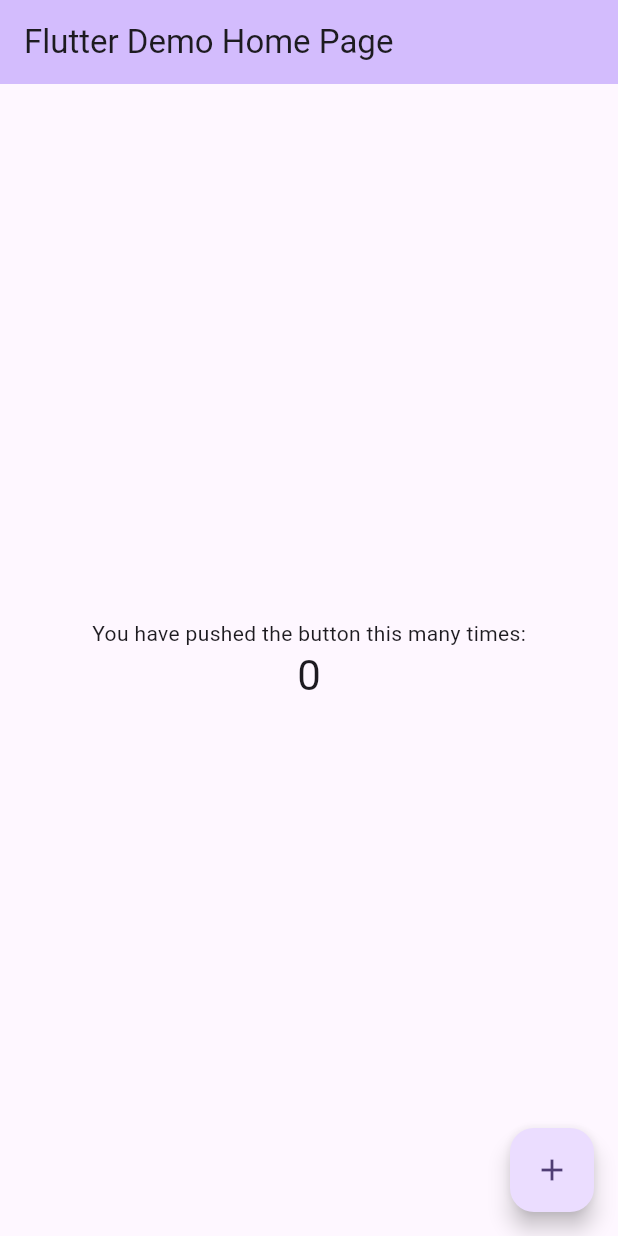
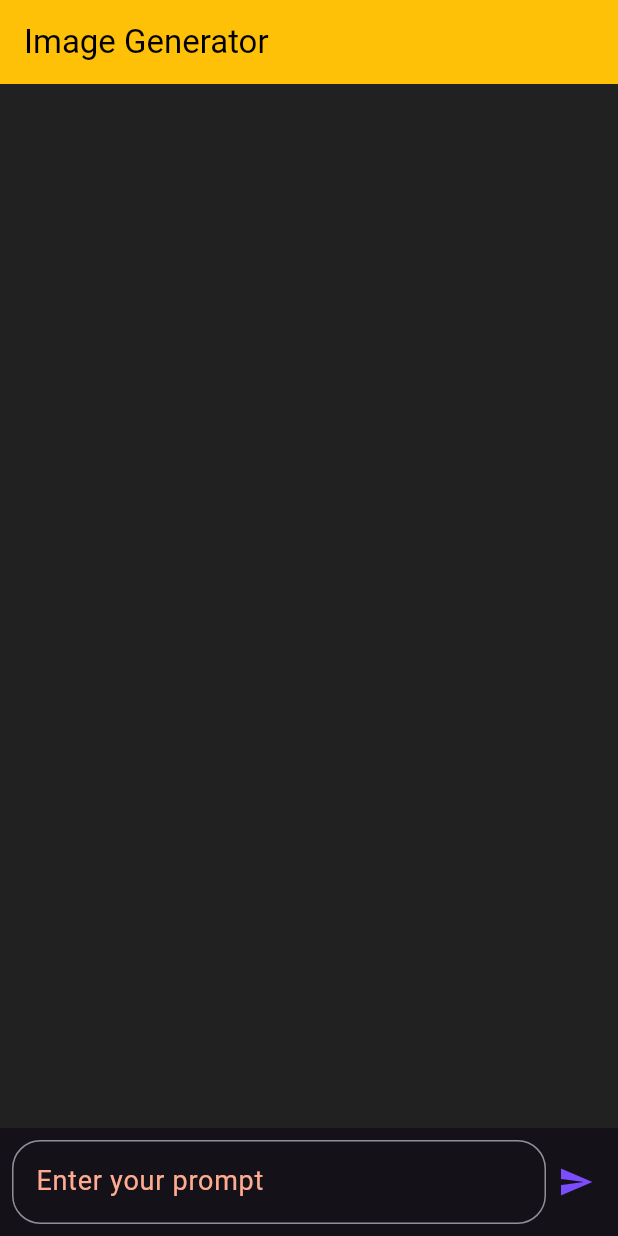
Before and after one commit to 0xSiddhant/ai_image_generator_flutter_app, a Flutter app: the screen it shows after launch, on a phone screen of 412 x 824 dp. Run offline on Flutter 3.47's test engine with Material 3 defaults, Android fonts, the phone set to English and light mode, and no system bars; our stand-ins replace dio.

```diff
--- /dev/null
+++ b/lib/home_page.dart
@@ -0,0 +1,67 @@
+import 'dart:typed_data';
+
+import 'package:ai_image_generator_app/home_repo.dart';
+import 'package:ai_image_generator_app/widgets/prompt_box.dart';
+import 'package:flutter/material.dart';
+
+class HomePage extends StatefulWidget {
+  const HomePage({super.key});
+
+  @override
+  State<HomePage> createState() => _HomePageState();
+}
+
+class _HomePageState extends State<HomePage> {
+  String prompt = "";
+
+  @override
+  Widget build(BuildContext context) {
+    return Scaffold(
+      appBar: AppBar(
+        title: const Text(
+          "Image Generator",
+          style: TextStyle(color: Colors.black),
+        ),
+        backgroundColor: Theme.of(context).primaryColor,
+      ),
+      body: SafeArea(
+        child: Column(
+          children: [
+            Expanded(
+                child: prompt.isNotEmpty
+                    ? FutureBuilder(
+                        future: HomeRepo.fetchGeneratedImageFrom(prompt),
+                        builder: (context, snapshot) {
+                          if (snapshot.connectionState ==
+                              ConnectionState.waiting) {
+                            return const Center(
+                              child: CircularProgressIndicator.adaptive(
+                                strokeWidth: 10,
+                              ),
+                            );
+                          } else if (snapshot.hasError) {
+                            ScaffoldMessenger.of(context).showSnackBar(
+                                const SnackBar(
+                                    content: Text("Something went wrong")));
+                          } else if (snapshot.hasData) {
+                            return Image.memory(snapshot.data!);
+                          }
+                          return Container();
+                        },
+                      )
+                    : Container(
+                        color: Colors.grey.shade900,
+                      )),
+            PromptBox(
+              getPrompt: (p0) {
+                setState(() {
+                  prompt = p0;
+                });
+              },
+            )
+          ],
+        ),
+      ),
+    );
+  }
+}
--- a/lib/main.dart
+++ b/lib/main.dart
@@ -1,125 +1,14 @@
+import 'package:ai_image_generator_app/home_page.dart';
 import 'package:flutter/material.dart';
 
 void main() {
-  runApp(const MyApp());
+  runApp(MaterialApp(
+    theme: ThemeData(
+        primaryColor: Colors.amber.shade500,
+        useMaterial3: true,
+        brightness: Brightness.dark),
+    themeMode: ThemeMode.dark,
+    debugShowCheckedModeBanner: false,
+    home: const HomePage(),
+  ));
 }
-
-class MyApp extends StatelessWidget {
-  const MyApp({super.key});
-
-  // This widget is the root of your application.
-  @override
-  Widget build(BuildContext context) {
-    return MaterialApp(
-      title: 'Flutter Demo',
-      theme: ThemeData(
-        // This is the theme of your application.
-        //
-        // TRY THIS: Try running your application with "flutter run". You'll see
-        // the application has a purple toolbar. Then, without quitting the app,
-        // try changing the seedColor in the colorScheme below to Colors.green
-        // and then invoke "hot reload" (save your changes or press the "hot
-        // reload" button in a Flutter-supported IDE, or press "r" if you used
-        // the command line to start the app).
-        //
-        // Notice that the counter didn't reset back to zero; the application
-        // state is not lost during the reload. To reset the state, use hot
-        // restart instead.
-        //
-        // This works for code too, not just values: Most code changes can be
-        // tested with just a hot reload.
-        colorScheme: ColorScheme.fromSeed(seedColor: Colors.deepPurple),
-        useMaterial3: true,
-      ),
-      home: const MyHomePage(title: 'Flutter Demo Home Page'),
-    );
-  }
-}
-
-class MyHomePage extends StatefulWidget {
-  const MyHomePage({super.key, required this.title});
-
-  // This widget is the home page of your application. It is stateful, meaning
-  // that it has a State object (defined below) that contains fields that affect
-  // how it looks.
-
-  // This class is the configuration for the state. It holds the values (in this
-  // case the title) provided by the parent (in this case the App widget) and
-  // used by the build method of the State. Fields in a Widget subclass are
-  // always marked "final".
-
-  final String title;
-
-  @override
-  State<MyHomePage> createState() => _MyHomePageState();
-}
-
-class _MyHomePageState extends State<MyHomePage> {
-  int _counter = 0;
-
-  void _incrementCounter() {
-    setState(() {
-      // This call to setState tells the Flutter framework that something has
-      // changed in this State, which causes it to rerun the build method below
-      // so that the display can reflect the updated values. If we changed
-      // _counter without calling setState(), then the build method would not be
-      // called again, and so nothing would appear to happen.
-      _counter++;
-    });
-  }
-
-  @override
-  Widget build(BuildContext context) {
-    // This method is rerun every time setState is called, for instance as done
-    // by the _incrementCounter method above.
-    //
-    // The Flutter framework has been optimized to make rerunning build methods
-    // fast, so that you can just rebuild anything that needs updating rather
-    // than having to individually change instances of widgets.
-    return Scaffold(
-      appBar: AppBar(
-        // TRY THIS: Try changing the color here to a specific color (to
-        // Colors.amber, perhaps?) and trigger a hot reload to see the AppBar
-        // change color while the other colors stay the same.
-        backgroundColor: Theme.of(context).colorScheme.inversePrimary,
-        // Here we take the value from the MyHomePage object that was created by
-        // the App.build method, and use it to set our appbar title.
-        title: Text(widget.title),
-      ),
-      body: Center(
-        // Center is a layout widget. It takes a single child and positions it
-        // in the middle of the parent.
-        child: Column(
-          // Column is also a layout widget. It takes a list of children and
-          // arranges them vertically. By default, it sizes itself to fit its
-          // children horizontally, and tries to be as tall as its parent.
-          //
-          // Column has various properties to control how it sizes itself and
-          // how it positions its children. Here we use mainAxisAlignment to
-          // center the children vertically; the main axis here is the vertical
-          // axis because Columns are vertical (the cross axis would be
-          // horizontal).
-          //
-          // TRY THIS: Invoke "debug painting" (choose the "Toggle Debug Paint"
-          // action in the IDE, or press "p" in the console), to see the
-          // wireframe for each widget.
-          mainAxisAlignment: MainAxisAlignment.center,
-          children: <Widget>[
-            const Text(
-              'You have pushed the button this many times:',
-            ),
-            Text(
-              '$_counter',
-              style: Theme.of(context).textTheme.headlineMedium,
-            ),
-          ],
-        ),
-      ),
-      floatingActionButton: FloatingActionButton(
-        onPressed: _incrementCounter,
-        tooltip: 'Increment',
-        child: const Icon(Icons.add),
-      ), // This trailing comma makes auto-formatting nicer for build methods.
-    );
-  }
-}
--- /dev/null
+++ b/lib/widgets/prompt_box.dart
@@ -0,0 +1,76 @@
+import 'package:flutter/material.dart';
+
+class PromptBox extends StatefulWidget {
+  Function(String) getPrompt;
+
+  PromptBox({super.key, required this.getPrompt});
+
+  @override
+  State<PromptBox> createState() => _PromptBoxState();
+}
+
+class _PromptBoxState extends State<PromptBox> {
+  late final TextEditingController _controller;
+
+  @override
+  void initState() {
+    super.initState();
+    _controller = TextEditingController();
+  }
+
+  @override
+  void dispose() {
+    _controller.dispose();
+    super.dispose();
+  }
+
+  @override
+  Widget build(BuildContext context) {
+    return Padding(
+      padding: const EdgeInsets.all(8.0),
+      child: Row(
+        crossAxisAlignment: CrossAxisAlignment.center,
+        children: [
+          Expanded(
+              child: TextField(
+            controller: _controller,
+            minLines: 1,
+            maxLines: 5,
+            autocorrect: false,
+            style: const TextStyle(color: Colors.deepOrangeAccent),
+            keyboardType: TextInputType.text,
+            textInputAction: TextInputAction.done,
+            decoration: InputDecoration(
+                hintText: "Enter your prompt",
+                hintStyle: TextStyle(
+                    color: Colors.deepOrange.shade200,
+                    fontSize: 18,
+                    height: 0.9),
+                border: const OutlineInputBorder(
+                    borderRadius: BorderRadius.all(Radius.circular(19)))),
+            onSubmitted: (value) {
+              submitPrompt();
+            },
+          )),
+          SizedBox(
+            width: 40,
+            height: 40,
+            child: IconButton(
+                onPressed: () {
+                  submitPrompt();
+                },
+                icon: const Icon(
+                  Icons.send,
+                  color: Colors.deepPurpleAccent,
+                )),
+          )
+        ],
+      ),
+    );
+  }
+
+  submitPrompt() {
+    widget.getPrompt(_controller.text);
+    _controller.text = "";
+  }
+}
```
Also changed, not shown: lib/home_repo.dart (added, +41 -0 lines), pubspec.yaml (+3 -17 lines), pubspec.lock, 6 other files.
